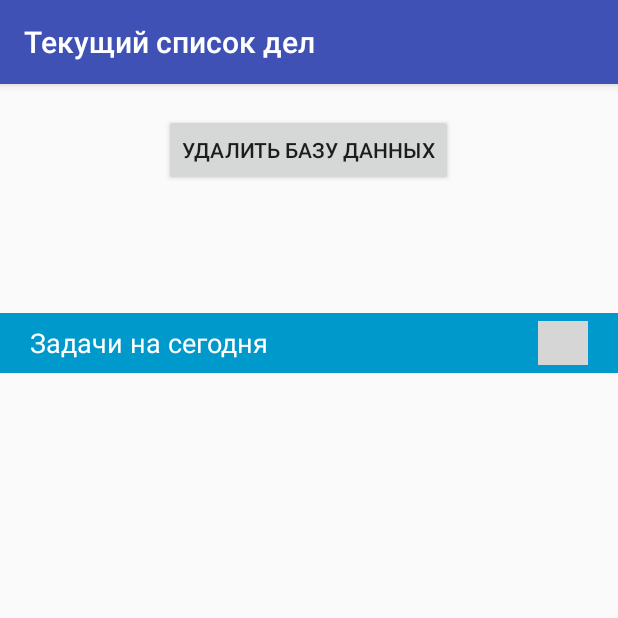
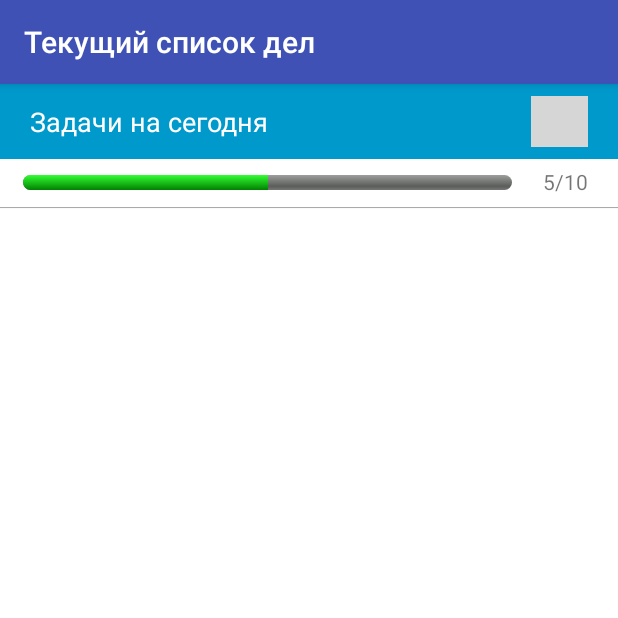
Before and after one commit to deniskond/EasyOrg, an Android app: the TaskList screen opened directly, with no data from a screen before it, on a phone screen of 412 x 824 dp, the top half of it. Run offline under Robolectric (Android 15) with nearby library versions, the phone set to English and light mode, and no system bars; grey boxes are pictures that could not be loaded.

Commit message:
fixes #31

```diff
--- a/app/src/main/java/nosfie/easyorg/Database/TasksConnector.java
+++ b/app/src/main/java/nosfie/easyorg/Database/TasksConnector.java
@@ -16,6 +16,7 @@ public class TasksConnector extends SQLiteOpenHelper {
             + ", reminder INTEGER"
             + ", endDate TEXT"
             + ", shoppingList TEXT"
+            + ", status TEXT"
             + ")";
 
     public TasksConnector(Context ct, String nm, SQLiteDatabase.CursorFactory cf, int vs) {
--- /dev/null
+++ b/app/src/main/res/drawable/border_bottom.xml
@@ -0,0 +1,15 @@
+<?xml version="1.0" encoding="utf-8"?>
+<layer-list xmlns:android="http://schemas.android.com/apk/res/android" >
+    <item
+        android:bottom="1px"
+        android:left="-2px"
+        android:right="-2px"
+        android:top="-2px">
+        <shape android:shape="rectangle" >
+            <stroke
+                android:width="1px"
+                android:color="#AAAAAA" />
+            <solid android:color="#FFFFFF" />
+        </shape>
+    </item>
+</layer-list>
--- /dev/null
+++ b/app/src/main/res/drawable/progressbar.xml
@@ -0,0 +1,46 @@
+<?xml version="1.0" encoding="utf-8"?>
+
+<layer-list xmlns:android="http://schemas.android.com/apk/res/android">
+    <item android:id="@android:id/background">
+        <shape>
+            <corners android:radius="5dip" />
+            <gradient
+                android:startColor="#ff9d9e9d"
+                android:centerColor="#ff5a5d5a"
+                android:centerY="0.75"
+                android:endColor="#ff747674"
+                android:angle="270"
+                />
+        </shape>
+    </item>
+
+    <item android:id="@android:id/secondaryProgress">
+        <clip>
+            <shape>
+                <corners android:radius="5dip" />
+                <gradient
+                    android:startColor="#80ffd300"
+                    android:centerColor="#80ffb600"
+                    android:centerY="0.75"
+                    android:endColor="#a0ffcb00"
+                    android:angle="270"
+                    />
+            </shape>
+        </clip>
+    </item>
+    <item
+        android:id="@android:id/progress"
+        >
+        <clip>
+            <shape>
+                <corners
+                    android:radius="5dip" />
+                <gradient
+                    android:startColor="#33FF33"
+                    android:endColor="#008000"
+                    android:angle="270" />
+            </shape>
+        </clip>
+    </item>
+
+</layer-list>
--- a/app/src/main/res/layout/task_list.xml
+++ b/app/src/main/res/layout/task_list.xml
@@ -2,6 +2,7 @@
 
 <LinearLayout xmlns:android="http://schemas.android.com/apk/res/android"
     xmlns:app="http://schemas.android.com/apk/res-auto"
+    xmlns:tools="http://schemas.android.com/tools"
     android:layout_width="match_parent"
     android:layout_height="match_parent"
     android:orientation="vertical">
@@ -11,24 +12,26 @@
         android:layout_width="match_parent"
         android:layout_height="wrap_content"
         android:gravity="center"
-        android:orientation="horizontal">
+        android:orientation="horizontal"
+        android:visibility="gone">
 
         <Button
             android:id="@+id/buttonDeleteDB"
             android:layout_width="wrap_content"
             android:layout_height="wrap_content"
-            android:layout_margin="20dp"
+            android:layout_margin="5dp"
             android:text="Удалить базу данных" />
     </LinearLayout>
 
     <LinearLayout
         android:layout_width="match_parent"
         android:layout_height="wrap_content"
-        android:orientation="horizontal">
+        android:orientation="horizontal"
+        android:visibility="gone">
 
         <TextView
             android:id="@+id/testTextView"
-            android:layout_width="match_parent"
+            android:layout_width="0dp"
             android:layout_height="wrap_content"
             android:layout_margin="20dp"
             android:layout_weight="1"
@@ -38,13 +41,13 @@
 
     <LinearLayout
         android:layout_width="match_parent"
-        android:layout_height="match_parent"
+        android:layout_height="0dp"
         android:layout_weight="1"
         android:orientation="vertical">
 
         <LinearLayout
             android:layout_width="match_parent"
-            android:layout_height="40dp"
+            android:layout_height="50dp"
             android:background="@android:color/holo_blue_dark"
             android:gravity="center_vertical"
             android:orientation="horizontal"
@@ -65,8 +68,8 @@
                 android:id="@+id/imageView"
                 android:layout_width="wrap_content"
                 android:layout_height="wrap_content"
-                android:layout_marginBottom="5dp"
-                android:layout_marginTop="5dp"
+                android:layout_marginBottom="8dp"
+                android:layout_marginTop="8dp"
                 android:layout_weight="2"
                 android:adjustViewBounds="true"
                 android:scaleType="fitStart"
@@ -74,15 +77,54 @@
 
         </LinearLayout>
 
+        <LinearLayout
+            android:layout_width="match_parent"
+            android:layout_height="wrap_content"
+            android:background="@drawable/border_bottom"
+            android:orientation="horizontal"
+            android:paddingBottom="7dp"
+            android:paddingTop="5dp"
+            android:weightSum="100">
+
+            <ProgressBar
+                android:id="@+id/mprogressBar"
+                style="@android:style/Widget.DeviceDefault.Light.ProgressBar.Horizontal"
+                android:layout_width="0dp"
+                android:layout_height="10dp"
+                android:layout_marginBottom="5dp"
+                android:layout_marginTop="5dp"
+                android:layout_weight="90"
+                android:indeterminate="false"
+                android:paddingEnd="15dp"
+                android:paddingLeft="15dp"
+                android:paddingRight="15dp"
+                android:paddingStart="15dp"
+                android:progress="50"
+                android:progressDrawable="@drawable/progressbar" />
+
+            <TextView
+                android:id="@+id/textView8"
+                android:layout_width="0dp"
+                android:layout_height="wrap_content"
+                android:layout_marginEnd="15dp"
+                android:layout_marginRight="15dp"
+                android:layout_weight="10"
+                android:text="5/10"
+                android:textAlignment="center" />
+        </LinearLayout>
+
         <ScrollView
             android:layout_width="match_parent"
-            android:layout_height="match_parent">
+            android:layout_height="match_parent"
+            android:background="#ffffff">
 
             <LinearLayout
                 android:id="@+id/task_list"
                 android:layout_width="match_parent"
                 android:layout_height="wrap_content"
-                android:orientation="vertical" />
+                android:orientation="vertical">
+
+            </LinearLayout>
         </ScrollView>
 
     </LinearLayout>
--- a/app/src/main/res/values/colors.xml
+++ b/app/src/main/res/values/colors.xml
@@ -3,4 +3,11 @@
     <color name="colorPrimary">#3F51B5</color>
     <color name="colorPrimaryDark">#303F9F</color>
     <color name="colorAccent">#FF4081</color>
+
+    <color name="colorTaskActual">#FFFFFF</color>
+    <color name="colorTaskDone">#FFD966</color>
+    <color name="colorTaskPostponed">#BFBFBF</color>
+    <color name="colorTaskFailed">#FF8E8E</color>
+    <color name="colorTaskInProcess">#C8E4FC</color>
+
 </resources>
```
Also changed, not shown: app/src/main/java/nosfie/easyorg/DataStructures/Task.java (+76 -12 lines), app/src/main/java/nosfie/easyorg/TaskList/TaskList.java (+237 -6 lines).
